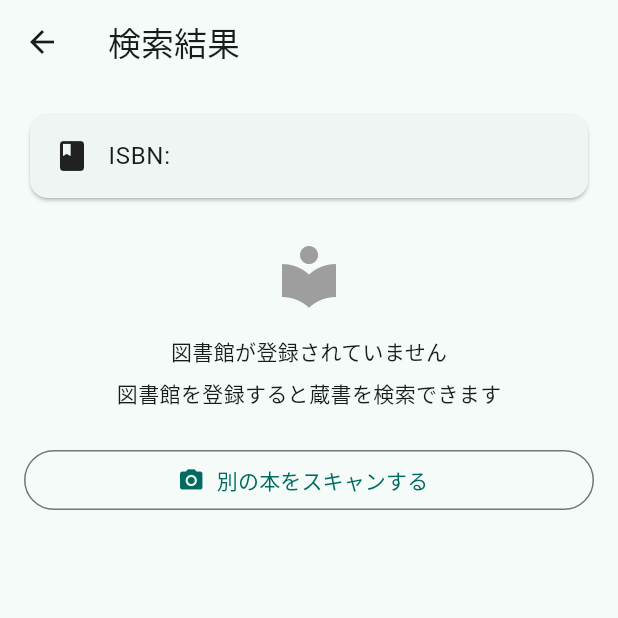
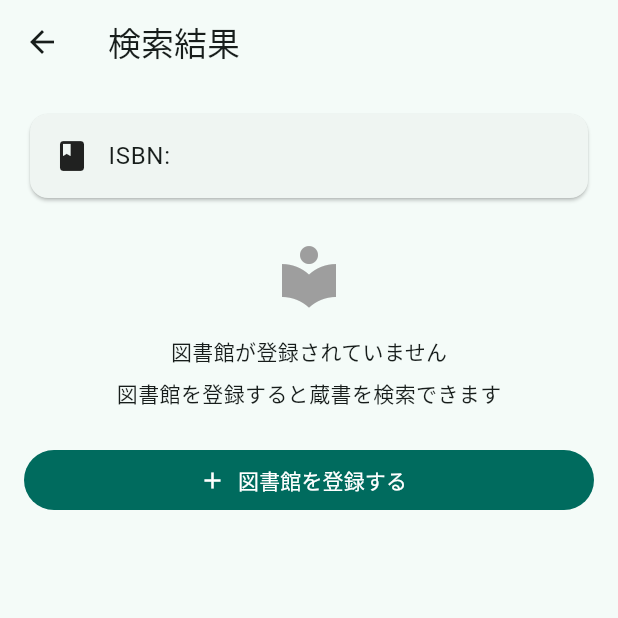
Before and after one commit to satoryu/LibCheck, a Flutter app: the BookSearchResultPage screen opened directly with empty values, on a phone screen of 412 x 824 dp, the top half of it. Run offline on Flutter 3.47's test engine with Material 3 defaults, Android fonts, the phone set to English and light mode, and no system bars; our stand-ins replace flutter_riverpod, go_router, shared_preferences; missing offline and left inert: mobile_scanner; accounts and stored records are empty.

Commit message:
Replace scan button with add library button when no libraries registered
When no libraries are registered, the search result page now shows a
"図書館を登録する" button that navigates to /library/add instead of
the irrelevant "別の本をスキャンする" button.

Closes #44

Co-Authored-By: Claude Opus 4.6 <noreply@anthropic.com>

```diff
--- a/lib/presentation/pages/book_search_result_page.dart
+++ b/lib/presentation/pages/book_search_result_page.dart
@@ -1,5 +1,6 @@
 import 'package:flutter/material.dart';
 import 'package:flutter_riverpod/flutter_riverpod.dart';
+import 'package:go_router/go_router.dart';
 
 import 'package:libcheck/domain/models/book_availability.dart';
 import 'package:libcheck/domain/models/library.dart';
@@ -173,8 +174,21 @@ class BookSearchResultPage extends ConsumerWidget {
             ),
           ),
           const SizedBox(height: 24),
-          _buildScanAnotherButton(context),
+          _buildAddLibraryButton(context),
         ],
+      ),
+    );
+  }
+
+  Widget _buildAddLibraryButton(BuildContext context) {
+    return SizedBox(
+      width: double.infinity,
+      child: FilledButton.icon(
+        onPressed: () {
+          context.push('/library/add');
+        },
+        icon: const Icon(Icons.add),
+        label: const Text('図書館を登録する'),
       ),
     );
   }
```
Also changed, not shown: 4 other files.
